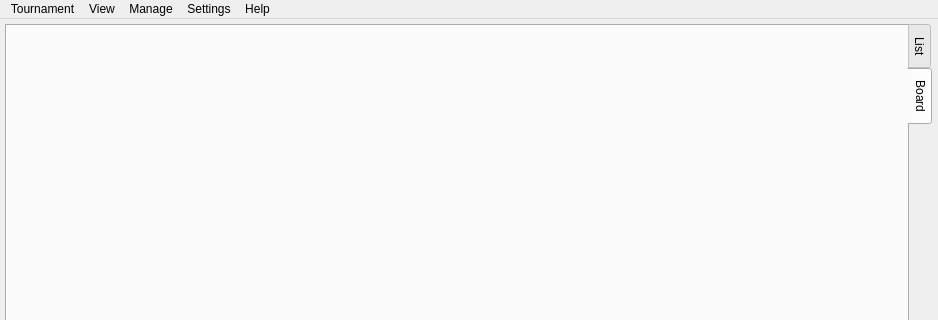
The window that base/MainWindowTeam.ui (fmuecke/Ipponboard) describes before a commit, drawn with Qt 5; both pictures show x 0 to 938 and y 0 to 320 of the 938 by 662 pixel window.
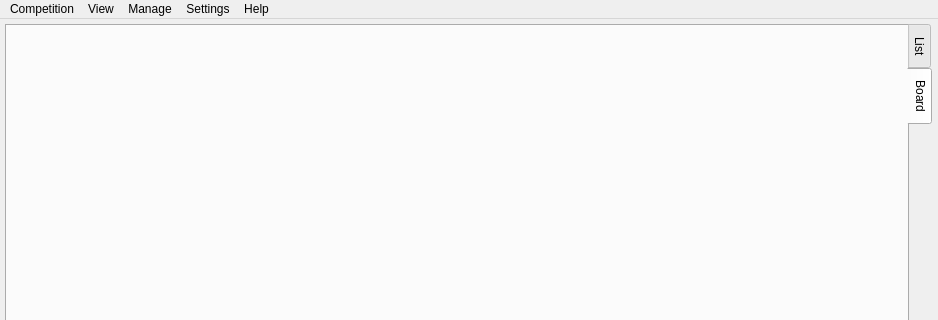
The same window after the commit. Icons and pictures are not drawn. Custom widgets are drawn as their Qt base class.

Commit message: Renamed Tournament Competition

Diff of the .ui file:
```diff
--- a/base/MainWindowTeam.ui
+++ b/base/MainWindowTeam.ui
@@ -1216,9 +1216,9 @@
      <height>33</height>
     </rect>
    </property>
-   <widget class="QMenu" name="menuTournament">
+   <widget class="QMenu" name="menuCompetition">
     <property name="title">
-     <string>Tournament</string>
+     <string>Competition</string>
     </property>
     <addaction name="actionImport_Fighters"/>
     <addaction name="separator"/>
@@ -1301,7 +1301,7 @@
     <addaction name="actionReset_Scores"/>
     <addaction name="actionTest_Gong"/>
    </widget>
-   <addaction name="menuTournament"/>
+   <addaction name="menuCompetition"/>
    <addaction name="menuView"/>
    <addaction name="menuManage"/>
    <addaction name="menuSettings"/>
```
Left out of the diff: 2 changed lines with no effect on the pictures. The commit also changes 50 other files.
